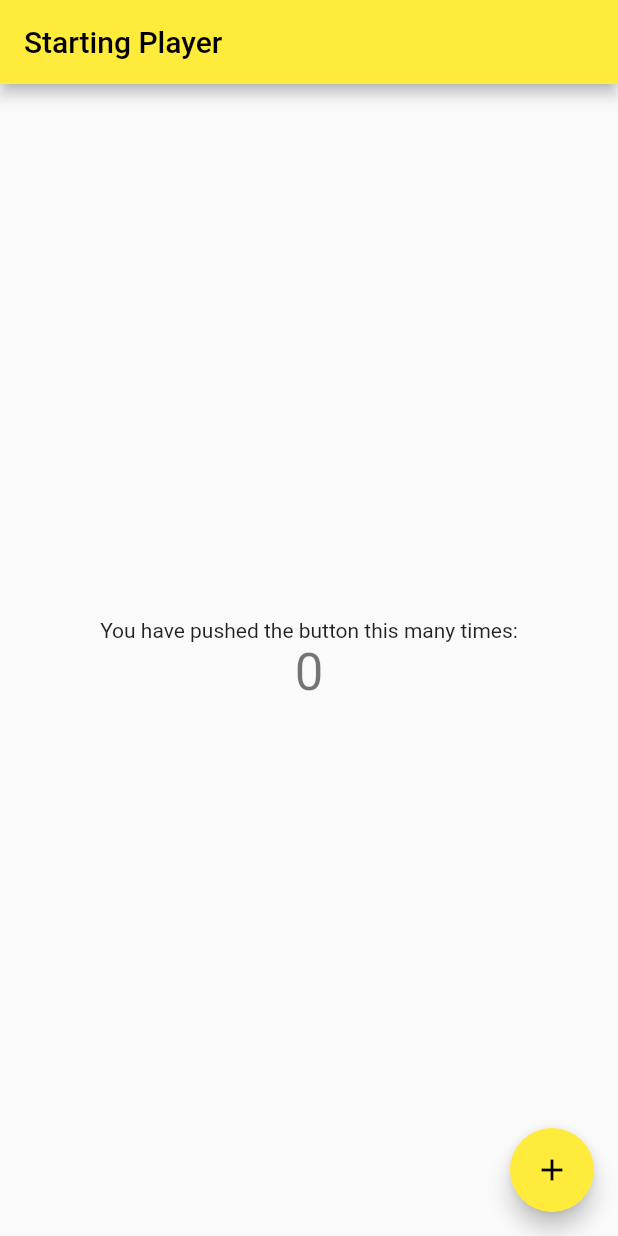
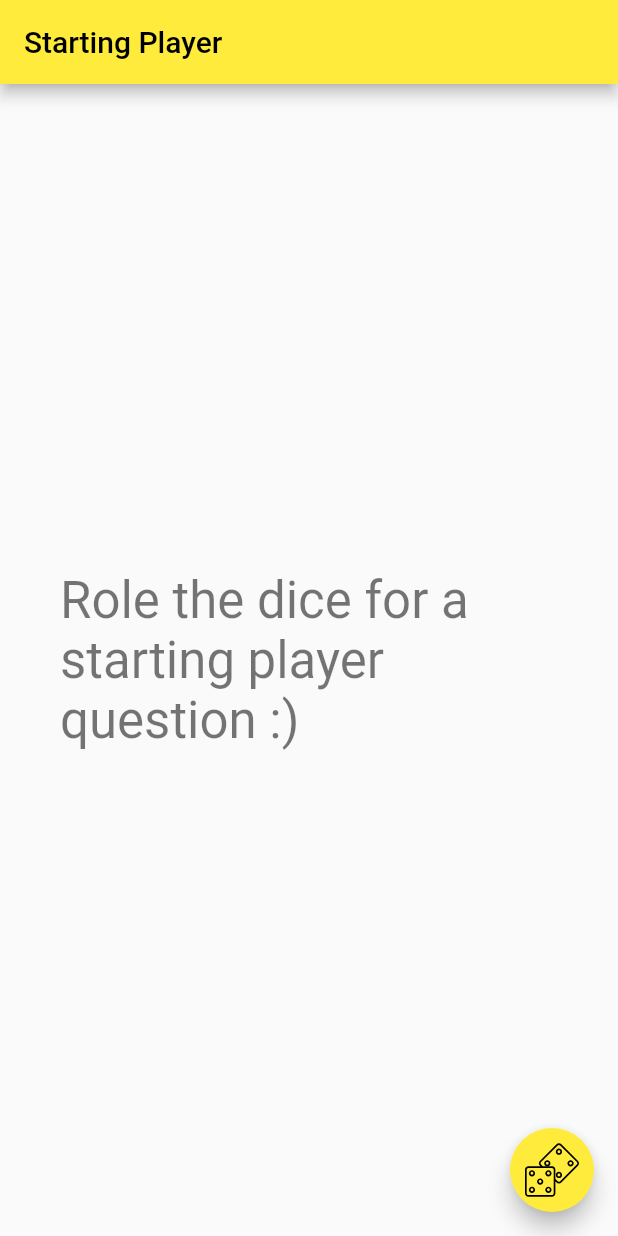
Before and after one commit to fullmers/starting_player, a Flutter app: the screen it shows after launch, on a phone screen of 412 x 824 dp. Run offline on Flutter 3.47's test engine with Material 2 defaults, Android fonts, the phone set to English and light mode, and no system bars; our stand-ins replace flutter_svg.

Commit message:
add dice roll button for questions

```diff
--- a/lib/home_page.dart
+++ b/lib/home_page.dart
@@ -1,17 +1,11 @@
+import 'dart:math';
+
 import 'package:flutter/material.dart';
+import 'package:flutter_svg/flutter_svg.dart';
+import 'questions.dart';
 
 class HomePage extends StatefulWidget {
   const HomePage({super.key, required this.title});
-
-  // This widget is the home page of your application. It is stateful, meaning
-  // that it has a State object (defined below) that contains fields that affect
-  // how it looks.
-
-  // This class is the configuration for the state. It holds the values (in this
-  // case the title) provided by the parent (in this case the App widget) and
-  // used by the build method of the State. Fields in a Widget subclass are
-  // always marked "final".
-
   final String title;
 
   @override
@@ -19,11 +13,13 @@ class HomePage extends StatefulWidget {
 }
 
 class _HomePageState extends State<HomePage> {
-  int _counter = 0;
+  String _question = 'Role the dice for a starting player question :)';
 
-  void _incrementCounter() {
+  void _getQuestion() {
+    int nextQuestionIndex = Random().nextInt(questions.length);
+    String nextQuestion = questions[nextQuestionIndex];
     setState(() {
-      _counter++;
+      _question = nextQuestion;
     });
   }
 
@@ -37,21 +33,29 @@ class _HomePageState extends State<HomePage> {
         child: Column(
           mainAxisAlignment: MainAxisAlignment.center,
           children: <Widget>[
-            const Text(
-              'You have pushed the button this many times:',
-            ),
-            Text(
-              '$_counter',
-              style: Theme.of(context).textTheme.headlineMedium,
+            Padding(
+              padding: const EdgeInsets.all(40.0),
+              child: Text(
+                _question,
+                style: Theme.of(context).textTheme.headlineMedium,
+              ),
             ),
           ],
         ),
       ),
       floatingActionButton: FloatingActionButton(
-        onPressed: _incrementCounter,
-        tooltip: 'Increment',
-        child: const Icon(Icons.add),
+        onPressed: _getQuestion,
+        tooltip: 'Get Question',
+        child: SizedBox(
+          width: 36,
+          child: SvgPicture.asset(
+            'assets/images/dice.svg',
+            semanticsLabel: 'Dice Button',
+          ),
+        ),
       ),
     );
   }
 }
+
+// const Icon(Icons.rocket_launch_outlined),
```
